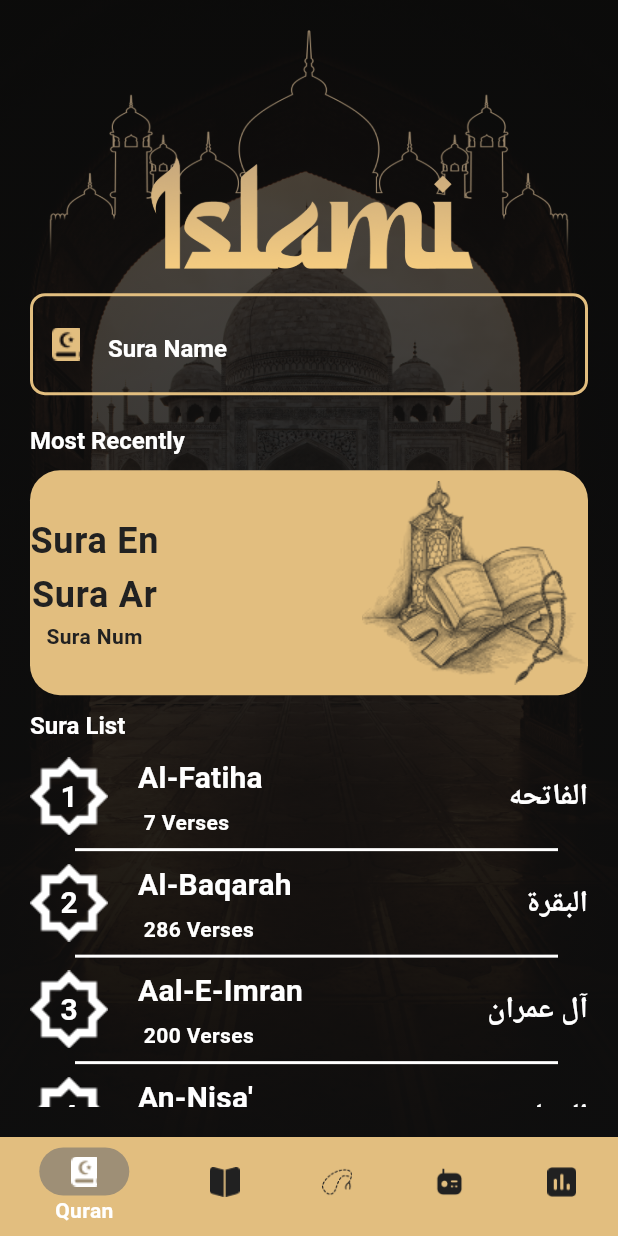
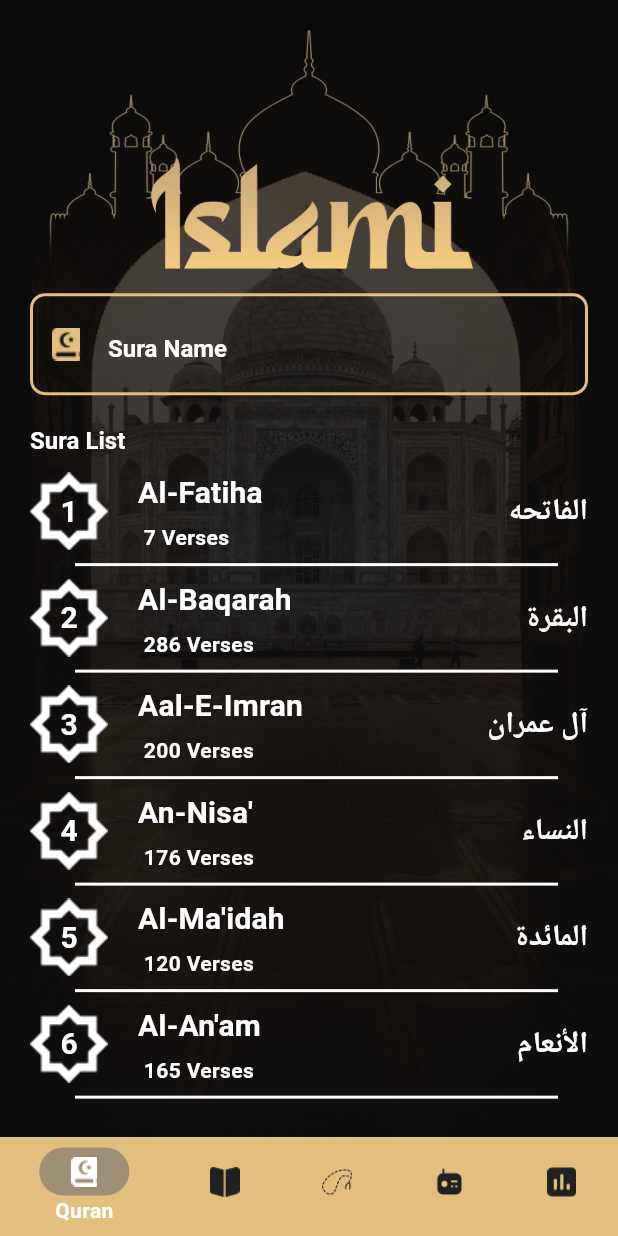
Before and after one commit to MonekaWilson/Islami, a Flutter app: the screen it shows after launch, on a phone screen of 412 x 824 dp. Run offline on Flutter 3.47's test engine with Material 3 defaults, Android fonts, the phone set to English and light mode, and no system bars; our stand-ins replace carousel_slider, shared_preferences.

Commit message:
Most Recently>

```diff
--- a/lib/home/tabs/quran/quran_tab.dart
+++ b/lib/home/tabs/quran/quran_tab.dart
@@ -3,53 +3,55 @@ import 'package:islami/app-colors.dart';
 import 'package:islami/home/tabs/quran/sura_details_screen.dart';
 import 'package:islami/home/tabs/quran/sura_list_widget.dart';
 import 'package:islami/models/sura_model.dart';
+import 'package:shared_preferences/shared_preferences.dart';
 
 class QuranTab extends StatefulWidget {
-  QuranTab({super.key});
+  const QuranTab({super.key});
 
   @override
   State<QuranTab> createState() => _QuranTabState();
 }
 
 class _QuranTabState extends State<QuranTab> {
+  List<SuraModel> filterList = [];
+  String searchText = "";
+  Map<String, String> loadSuraList = {};
+
+  @override
+  void initState() {
+    super.initState();
+    addSuraList();
+    filterList = List.from(SuraModel.suraList);
+    loadLastSura();
+  }
+
   void addSuraList() {
+    if (SuraModel.suraList.isEmpty) {
       for (int i = 0; i < 114; i++) {
         SuraModel.suraList.add(SuraModel(
           suraEnglishName: SuraModel.suraEnglishList[i],
           suraArabicName: SuraModel.suraArabicList[i],
           numOfVerses: SuraModel.numOfVersesList[i],
-          fileName: "${i + 1}.txt"));
+          fileName: "${i + 1}.txt",
+        ));
       }
     }
-
-  @override
-  void initState() {
-    // TODO: implement initState
-    super.initState();
-    addSuraList();
+    filterList = List.from(SuraModel.suraList);
   }
-
-  List<SuraModel> filterList = SuraModel.suraList;
-  String searchText = "";
 
   @override
   Widget build(BuildContext context) {
     return Scaffold(
       body: SafeArea(
-        child: Container(
-          margin: const EdgeInsets.all(20),
+        child: Padding(
+          padding: const EdgeInsets.all(20),
           child: Column(
             crossAxisAlignment: CrossAxisAlignment.start,
             children: [
-              Image.asset(
-                "assets/images/quran_logo.png",
-                fit: BoxFit.cover,
-              ),
+              Image.asset("assets/images/quran_logo.png", fit: BoxFit.cover),
               TextField(
                 cursorColor: AppColor.white,
-                style: const TextStyle(
-                  color: AppColor.white,
-                ),
+                style: const TextStyle(color: AppColor.white),
                 decoration: InputDecoration(
                   hintText: "Sura Name",
                   hintStyle: Theme.of(context).textTheme.titleLarge,
@@ -60,37 +62,84 @@ class _QuranTabState extends State<QuranTab> {
                   enabledBorder: OutlineInputBorder(
                     borderRadius: BorderRadius.circular(10),
                     borderSide: const BorderSide(
-                      color: AppColor.primaryColor,
-                      width: 2,
-                    ),
+                        color: AppColor.primaryColor, width: 2),
                   ),
                   focusedBorder: OutlineInputBorder(
                     borderRadius: BorderRadius.circular(10),
                     borderSide: const BorderSide(
-                        color: AppColor.primaryColor,
-                        width: 2,
-                      )),
+                        color: AppColor.primaryColor, width: 2),
+                  ),
                 ),
                 onChanged: (text) {
-                  searchText = text;
-                  filterList = SuraModel.suraList.where((suraModel) {
-                    return suraModel.suraArabicName.contains(searchText) ||
-                        suraModel.suraEnglishName
+                  setState(() {
+                    searchText = text.toLowerCase();
+                    filterList = SuraModel.suraList.where((sura) {
+                      return sura.suraArabicName.contains(searchText) ||
+                          sura.suraEnglishName
                               .toLowerCase()
-                            .contains(searchText.toLowerCase());
+                              .contains(searchText);
                     }).toList();
-                  setState(() {});
-                  print(filterList);
+                  });
                 },
               ),
-              Padding(
-                padding: const EdgeInsets.only(top: 20),
-                child: Text("Most Recently",
-                    style: Theme.of(context).textTheme.titleLarge),
+              const SizedBox(height: 10),
+              searchText.isNotEmpty || loadSuraList["suraEngName"] == ""
+                  ? const SizedBox()
+                  : buildMostRecentlyWidget(context),
+              const SizedBox(height: 10),
+              Text("Sura List", style: Theme.of(context).textTheme.titleLarge),
+              const SizedBox(height: 10),
+              Expanded(
+                child: ListView.separated(
+                  key: ValueKey(searchText),
+                  separatorBuilder: (_, __) => const Divider(
+                    color: AppColor.white,
+                    thickness: 2,
+                    indent: 30,
+                    endIndent: 20,
                   ),
+                  itemCount: filterList.length,
+                  itemBuilder: (context, index) {
+                    final sura = filterList[index];
+                    return InkWell(
+                      onTap: () {
+                        final selectedSura =
+                            filterList[index]; // خليك على الفلتر
+
+                        saveLastSura(
+                          suraEngName: selectedSura.suraEnglishName,
+                          suraArbName: selectedSura.suraArabicName,
+                          numOfVerses: selectedSura.numOfVerses,
+                        );
+
+                        Navigator.of(context).pushNamed(
+                          SuraDetailsScreen.routeName,
+                          arguments: selectedSura,
+                        );
+                      },
+                      child: SuraListWidget(
+                        suraModel: sura,
+                        index: index,
+                      ),
+                    );
+                  },
+                ),
+              ),
+            ],
+          ),
+        ),
+      ),
+    );
+  }
+
+  Widget buildMostRecentlyWidget(BuildContext context) {
+    return Column(
+      crossAxisAlignment: CrossAxisAlignment.start,
+      children: [
+        Text("Most Recently", style: Theme.of(context).textTheme.titleLarge),
         Container(
           margin: const EdgeInsets.only(top: 10),
-                height: 150,
+          height: 130,
           decoration: BoxDecoration(
             borderRadius: BorderRadius.circular(20),
             color: AppColor.primaryColor,
@@ -101,67 +150,42 @@ class _QuranTabState extends State<QuranTab> {
               Column(
                 mainAxisAlignment: MainAxisAlignment.center,
                 children: [
-                        Text(
-                          "Sura En",
-                          style: Theme.of(context).textTheme.bodyLarge,
-                        ),
-                        Text(
-                          "Sura Ar",
-                          style: Theme.of(context).textTheme.bodyLarge,
-                        ),
-                        Text(
-                          "Sura Num",
-                          style: Theme.of(context).textTheme.bodyMedium,
-                        ),
+                  Text(loadSuraList["suraEngName"] ?? "",
+                      style: Theme.of(context).textTheme.bodyLarge),
+                  Text(loadSuraList["suraArbName"] ?? "",
+                      style: Theme.of(context).textTheme.bodyLarge),
+                  Text(loadSuraList["numOfVerses"] ?? "",
+                      style: Theme.of(context).textTheme.bodyMedium),
                 ],
               ),
-                    Image.asset(
-                      "assets/images/sora_most_recent.png",
-                      fit: BoxFit.cover,
-                    ),
+              Image.asset("assets/images/sora_most_recent.png",
+                  fit: BoxFit.cover),
             ],
           ),
         ),
-              const SizedBox(
-                height: 10,
-              ),
-              Text(
-                "Sura List",
-                style: Theme.of(context).textTheme.titleLarge,
-              ),
-              const SizedBox(
-                height: 10,
-              ),
-              Expanded(
-                child: ListView.separated(
-                  separatorBuilder: (context, index) {
-                    return const Divider(
-                      color: AppColor.white,
-                      thickness: 2,
-                      indent: 30,
-                      endIndent: 20,
-                    );
-                  },
-                  itemBuilder: (context, index) {
-                    return InkWell(
-                      onTap: () {
-                        Navigator.of(context).pushNamed(
-                            SuraDetailsScreen.routeName,
-                            arguments: filterList[index]);
-                      },
-                      child: SuraListWidget(
-                        suraModel: filterList[index],
-                        index: index,
-                      ),
-                    );
-                  },
-                  itemCount: filterList.length,
-                ),
-              ),
       ],
-          ),
-        ),
-      ),
     );
   }
+
+  Future<void> saveLastSura(
+      {required String suraEngName,
+      required String suraArbName,
+      required String numOfVerses}) async {
+    final prefs = await SharedPreferences.getInstance();
+    await prefs.setString("suraEngName", suraEngName);
+    await prefs.setString("suraArbName", suraArbName);
+    await prefs.setString("numOfVerses", numOfVerses);
+    await loadLastSura();
   }
+
+  Future<void> loadLastSura() async {
+    final prefs = await SharedPreferences.getInstance();
+    setState(() {
+      loadSuraList = {
+        "suraEngName": prefs.getString("suraEngName") ?? "",
+        "suraArbName": prefs.getString("suraArbName") ?? "",
+        "numOfVerses": prefs.getString("numOfVerses") ?? "",
+      };
+    });
+  }
+}
--- a/pubspec.yaml
+++ b/pubspec.yaml
@@ -37,6 +37,7 @@ dependencies:
   # Use with the CupertinoIcons class for iOS style icons.
   cupertino_icons: ^1.0.2
   carousel_slider: ^5.0.0
+  shared_preferences:
 
 
 dev_dependencies:
```
Also changed, not shown: pubspec.lock. Lines whose indentation alone changed are shown as unchanged.
